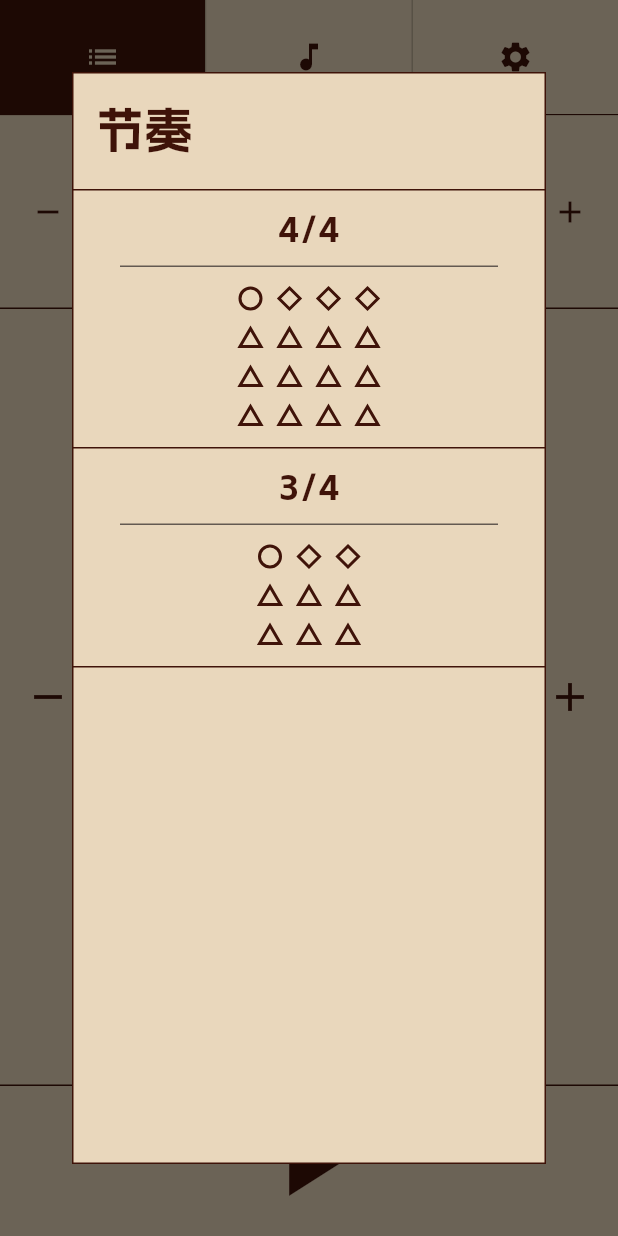
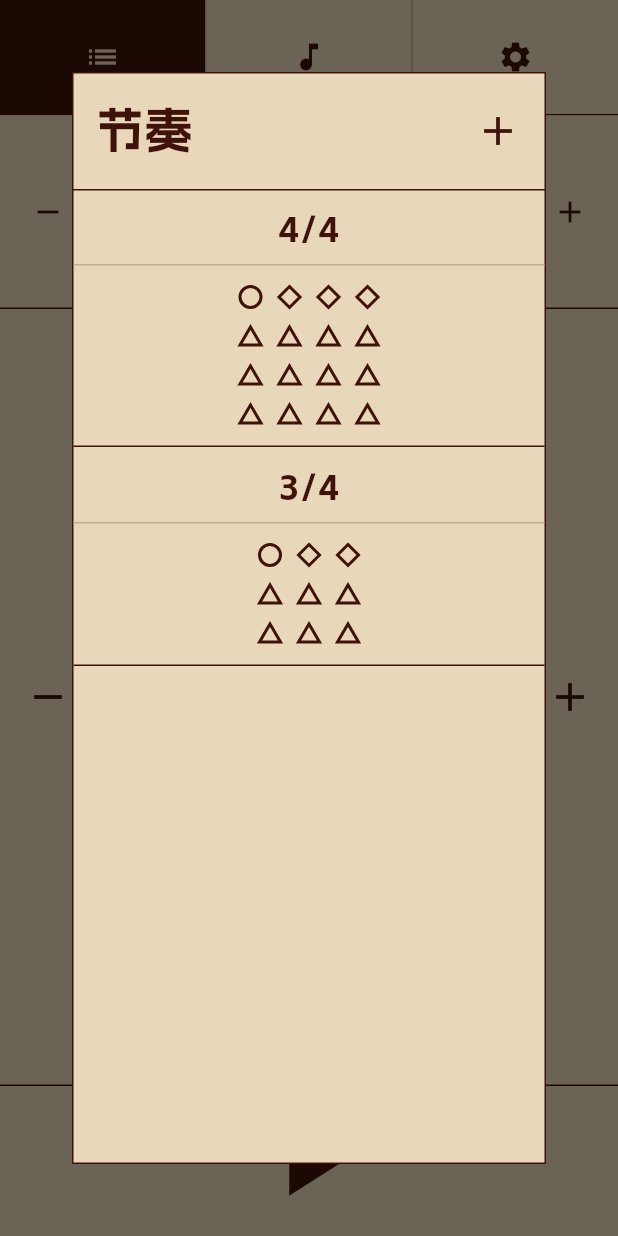
Before and after one commit to Prixii/meowtronome, a Flutter app: the screen it shows after launch, after a tap on the "add" icon, after a tap on the "list" icon, on a phone screen of 412 x 824 dp. Run offline on Flutter 3.47's test engine with Material 3 defaults, Android fonts, the phone set to English and light mode, and no system bars; our stand-ins replace freezed_annotation, shared_preferences; missing offline and left inert: flutter_soloud, window_manager; generated files the repository leaves out were written again; statements that could not run were skipped.

Commit message:
feat: ✨ 节奏型重命名

```diff
--- a/lib/core/metronome.dart
+++ b/lib/core/metronome.dart
@@ -16,9 +16,10 @@ class Metronome {
   Metronome() : _state = MetronomeState(), _scheduler = Scheduler();
 
   Future<void> init() async {
-    _state = MetronomeState.fromJson(
-      sharedPreferencesHelper.getJsonAndDecode('metronomeState'),
+    final json = sharedPreferencesHelper.getJsonAndDecode<Map<String, dynamic>>(
+      .metronomeState,
     );
+    _state = json == null ? MetronomeState() : MetronomeState.fromJson(json);
 
     if (_state.soundTypeMap.isEmpty) {
       _state = _state.copyWith(soundTypeMap: defaultSoundMap);
@@ -199,7 +200,7 @@ class Metronome {
 
   void saveState() {
     sharedPreferencesHelper.setString(
-      'metronomeState',
+      .metronomeState,
       jsonEncode(_state.toJson()),
     );
   }
--- a/lib/global.dart
+++ b/lib/global.dart
@@ -3,6 +3,9 @@ import 'package:meowtronome/core/enums.dart';
 import 'package:meowtronome/core/rhythm_pattern.dart';
 import 'package:meowtronome/gen/fonts.gen.dart';
 import 'package:meowtronome/ui/metronome/model.dart';
+import 'package:uuid/uuid.dart';
+
+final uuid = Uuid();
 
 final noteStyles = [
   NoteStyle(shape: NoteShape.circle, soundType: SoundType.type1),
--- a/lib/ui/components/modal_container.dart
+++ b/lib/ui/components/modal_container.dart
@@ -19,9 +19,29 @@ class ModalContainer extends StatelessWidget {
   Widget _buildNormal(BuildContext context) {
     return Padding(
       padding: LayoutHelper.getModalContainerPadding(context),
+      child: _buildModalContent(context),
+    );
+  }
+
+  Widget _buildWide(BuildContext context) {
+    return Row(
+      children: [
+        Expanded(
+          child: Padding(
+            padding: LayoutHelper.getModalContainerPadding(context),
+            child: _buildModalContent(context),
+          ),
+        ),
+        Expanded(child: Container()),
+      ],
+    );
+  }
+
+  Widget _buildModalContent(BuildContext context) {
+    return Material(
+      color: Theme.of(context).colorScheme.primaryContainer,
       child: DecoratedBox(
         decoration: BoxDecoration(
-          color: Theme.of(context).colorScheme.primaryContainer,
           border: Border.all(
             color: Theme.of(context).colorScheme.primary,
             width: 1,
@@ -31,27 +51,4 @@ class ModalContainer extends StatelessWidget {
       ),
     );
   }
-
-  Widget _buildWide(BuildContext context) {
-    return Row(
-      children: [
-        Expanded(child: Container()),
-        Expanded(
-          child: Padding(
-            padding: LayoutHelper.getModalContainerPadding(context),
-            child: DecoratedBox(
-              decoration: BoxDecoration(
-                color: Theme.of(context).colorScheme.primaryContainer,
-                border: Border.all(
-                  color: Theme.of(context).colorScheme.primary,
-                  width: 1,
-                ),
-              ),
-              child: child,
-            ),
-          ),
-        ),
-      ],
-    );
-  }
 }
--- a/lib/ui/pattern_selector/components/rhythm_pattern_item.dart
+++ b/lib/ui/pattern_selector/components/rhythm_pattern_item.dart
@@ -1,7 +1,9 @@
 import 'package:flutter/material.dart';
+import 'package:flutter/services.dart';
 import 'package:meowtronome/core/rhythm_pattern.dart';
 import 'package:meowtronome/global.dart';
 import 'package:meowtronome/ui/components/custom_divider.dart';
+import 'package:meowtronome/ui/components/custom_icon_button.dart';
 import 'package:meowtronome/ui/pattern_selector/components/rhythm_pattern_preview.dart';
 
 class RhythmPatternItem extends StatelessWidget {
@@ -10,34 +12,41 @@ class RhythmPatternItem extends StatelessWidget {
     required this.pattern,
     required this.uuid,
     this.onSelect,
+    this.onRename,
+    this.isSystemPattern = false,
   });
   final RhythmPattern pattern;
   final String uuid;
   final void Function()? onSelect;
-
+  final void Function(String newName)? onRename;
+  final bool isSystemPattern;
   @override
   Widget build(BuildContext context) {
-    return GestureDetector(
-      behavior: .opaque,
-      onTap: () => onSelect?.call(),
+    return Padding(
+      padding: const EdgeInsets.all(1.0),
+
       child: Column(
         mainAxisAlignment: .center,
         children: [
-          const SizedBox(height: 8),
-          Text(
-            pattern.name,
-            style: subtitleTextStyle.copyWith(
-              color: Theme.of(context).colorScheme.primary,
+          SizedBox(
+            height: 48,
+            child: RhythmPatternItemTitle(
+              isSystemPattern: isSystemPattern,
+              pattern: pattern,
+              onRename: onRename,
             ),
           ),
-          const SizedBox(height: 8),
           CustomDivider(
-            indent: 32,
-            endIndent: 32,
-            color: Theme.of(context).colorScheme.primaryFixedDim,
+            indent: 0,
+            endIndent: 0,
+            color: Theme.of(context).colorScheme.primaryFixed,
           ),
           const SizedBox(height: 8),
-          RhythmPatternPreview(pattern: pattern),
+          GestureDetector(
+            behavior: .opaque,
+            onTap: () => onSelect?.call(),
+            child: RhythmPatternPreview(pattern: pattern),
+          ),
           const SizedBox(height: 8),
           const CustomDivider(),
         ],
@@ -45,3 +54,118 @@ class RhythmPatternItem extends StatelessWidget {
     );
   }
 }
+
+class RhythmPatternItemTitle extends StatefulWidget {
+  const RhythmPatternItemTitle({
+    super.key,
+    required this.isSystemPattern,
+    required this.pattern,
+    this.onRename,
+  });
+
+  final bool isSystemPattern;
+  final RhythmPattern pattern;
+  final void Function(String newName)? onRename;
+
+  @override
+  State<RhythmPatternItemTitle> createState() => _RhythmPatternItemTitleState();
+}
+
+class _RhythmPatternItemTitleState extends State<RhythmPatternItemTitle> {
+  late final TextEditingController _controller;
+  var isEditing = false;
+  late final FocusNode _focusNode;
+
+  @override
+  initState() {
+    super.initState();
+    _controller = TextEditingController(text: widget.pattern.name);
+    _focusNode = FocusNode();
+    _focusNode.addListener(() {
+      if (!_focusNode.hasFocus && isEditing) {
+        setState(() => isEditing = false);
+        widget.onRename?.call(_controller.text);
+      }
+    });
+  }
+
+  @override
+  dispose() {
+    _controller.dispose();
+    _focusNode.dispose();
+    super.dispose();
+  }
+
+  @override
+  Widget build(BuildContext context) {
+    return Row(
+      children: [
+        SizedBox(
+          width: 48,
+          child: widget.isSystemPattern
+              ? null
+              : CustomIconButton(icon: Icons.edit, onTap: () => {}),
+        ),
+        widget.isSystemPattern
+            ? Container()
+            : CustomDivider(
+                vertical: true,
+                color: Theme.of(context).colorScheme.primaryFixed,
+              ),
+        Expanded(
+          child: isEditing
+              ? TextField(
+                  controller: _controller,
+                  autofocus: false,
+                  textAlign: .center,
+                  style: subtitleTextStyle.copyWith(
+                    color: Theme.of(context).colorScheme.primary,
+                  ),
+                  inputFormatters: [LengthLimitingTextInputFormatter(8)],
+                  focusNode: _focusNode,
+                  onSubmitted: (value) {
+                    setState(() => isEditing = false);
+                    widget.onRename?.call(value);
+                  },
+                  decoration: const InputDecoration(
+                    border: InputBorder.none,
+                    isDense: true,
+                    contentPadding: EdgeInsets.zero,
+                  ),
+                )
+              : GestureDetector(
+                  behavior: .opaque,
+                  onTap: () {
+                    setState(() => isEditing = true);
+                    _controller.text = widget.pattern.name;
+                    _controller.selection = TextSelection(
+                      baseOffset: 0,
+                      extentOffset: _controller.text.length,
+                    );
+                    _focusNode.requestFocus();
+                  },
+                  child: Text(
+                    widget.pattern.name,
+                    style: subtitleTextStyle.copyWith(
+                      color: Theme.of(context).colorScheme.primary,
+                    ),
+                    textAlign: .center,
+                  ),
+                ),
+        ),
+        widget.isSystemPattern
+            ? Container()
+            : CustomDivider(
+                vertical: true,
+                color: Theme.of(context).colorScheme.primaryFixed,
+              ),
+        SizedBox(
+          width: 48,
+          child: widget.isSystemPattern
+              ? null
+              : CustomIconButton(icon: Icons.delete, onTap: () => {}),
+        ),
+      ],
+    );
+  }
+}
--- a/lib/ui/pattern_selector/index.dart
+++ b/lib/ui/pattern_selector/index.dart
@@ -1,6 +1,7 @@
 import 'package:flutter/material.dart';
 import 'package:meowtronome/global.dart';
 import 'package:meowtronome/ui/components/custom_divider.dart';
+import 'package:meowtronome/ui/components/custom_icon_button.dart';
 import 'package:meowtronome/ui/components/modal_container.dart';
 import 'package:meowtronome/ui/layout_helper.dart';
 import 'package:meowtronome/ui/metronome/provider/metronome_notifier.dart';
@@ -35,7 +36,10 @@ class PatternSelectorBody extends StatelessWidget {
     return Column(
       crossAxisAlignment: .start,
       children: [
-        Padding(
+        Row(
+          children: [
+            Expanded(
+              child: Padding(
                 padding: LayoutHelper.getModalContainerTitlePadding(context),
                 child: Text(
                   '节奏',
@@ -45,13 +49,35 @@ class PatternSelectorBody extends StatelessWidget {
                   textAlign: .left,
                 ),
               ),
+            ),
+            Padding(
+              padding: LayoutHelper.getModalContainerTitlePadding(context),
+              child: CustomIconButton(
+                icon: Icons.add,
+                size: 32,
+                onTap: () => notifier.addPattern(metronomeNotifier.pattern),
+              ),
+            ),
+          ],
+        ),
         CustomDivider(),
         Expanded(
           child: SingleChildScrollView(
             child: Column(
               mainAxisSize: MainAxisSize.min,
               children: [
-                for (final patternEntry in notifier.getPatterns().entries)
+                for (final pattern in notifier.systemPatterns)
+                  RhythmPatternItem(
+                    pattern: pattern,
+                    uuid: pattern.name,
+                    isSystemPattern: true,
+                    onSelect: () {
+                      metronomeNotifier.setPattern(pattern);
+                      Navigator.pop(context);
+                    },
+                  ),
+                ...[
+                  for (final patternEntry in notifier.userPatterns.entries)
                     RhythmPatternItem(
                       pattern: patternEntry.value,
                       uuid: patternEntry.key,
@@ -59,7 +85,10 @@ class PatternSelectorBody extends StatelessWidget {
                         metronomeNotifier.setPattern(patternEntry.value);
                         Navigator.pop(context);
                       },
+                      onRename: (newName) =>
+                          notifier.renamePattern(patternEntry.key, newName),
                     ),
+                ],
               ],
             ),
           ),
--- a/lib/ui/pattern_selector/provider/pattern_selector_notifier.dart
+++ b/lib/ui/pattern_selector/provider/pattern_selector_notifier.dart
@@ -1,24 +1,68 @@
+import 'dart:convert';
+
 import 'package:flutter/material.dart';
 import 'package:meowtronome/core/rhythm_pattern.dart';
 import 'package:meowtronome/global.dart';
 import 'package:meowtronome/ui/pattern_selector/provider/pattern_selector_state.dart';
+import 'package:meowtronome/ui/shared_preferences_helper.dart';
 
 class PatternSelectorNotifier extends ChangeNotifier {
   var _state = PatternSelectorState();
 
   PatternSelectorNotifier() {
+    final raw = sharedPreferencesHelper.getJsonAndDecode<Map<String, dynamic>>(
+      .userPatterns,
+    );
+    final userPatterns =
+        raw?.map(
+          (id, json) => MapEntry(
+            id,
+            RhythmPattern.fromJson(Map<String, dynamic>.from(json as Map)),
+          ),
+        ) ??
+        {};
     _state = _state.copyWith(
       systemPatterns: systemRhythmPatterns,
-      userPatterns: {},
+      userPatterns: userPatterns,
     );
   }
 
-  Map<String, RhythmPattern> getPatterns() {
-    Map<String, RhythmPattern> patterns = {};
-    for (final pattern in _state.systemPatterns) {
-      patterns[pattern.name] = pattern;
-    }
-    patterns.addAll(_state.userPatterns);
-    return patterns;
+  void addPattern(RhythmPattern pattern) {
+    String patternUuid = uuid.v4();
+
+    _state = _state.copyWith(
+      userPatterns: {
+        ..._state.userPatterns,
+        patternUuid: pattern.copyWith(name: '新预设'),
+      },
+    );
+
+    _saveUserPatterns();
+    notifyListeners();
   }
+
+  void renamePattern(String patternUuid, String newName) {
+    _state = _state.copyWith(
+      userPatterns: {
+        ..._state.userPatterns,
+        patternUuid: _state.userPatterns[patternUuid]!.copyWith(name: newName),
+      },
+    );
+    _saveUserPatterns();
+    notifyListeners();
+  }
+
+  void _saveUserPatterns() {
+    sharedPreferencesHelper.setString(
+      .userPatterns,
+      jsonEncode(
+        _state.userPatterns.map(
+          (id, pattern) => MapEntry(id, pattern.toJson()),
+        ),
+      ),
+    );
+  }
+
+  Map<String, RhythmPattern> get userPatterns => _state.userPatterns;
+  List<RhythmPattern> get systemPatterns => _state.systemPatterns;
 }
--- a/lib/ui/shared_preferences_helper.dart
+++ b/lib/ui/shared_preferences_helper.dart
@@ -4,15 +4,23 @@ import 'package:shared_preferences/shared_preferences.dart';
 
 final sharedPreferencesHelper = SharedPreferencesHelper();
 
+enum SharedPreferencesKeys { metronomeState, userPatterns }
+
 class SharedPreferencesHelper {
   late final SharedPreferences prefs;
+
+  static const keys = {};
 
   Future<void> init() async {
     prefs = await SharedPreferences.getInstance();
   }
 
-  dynamic getJsonAndDecode(String key) =>
-      jsonDecode(prefs.getString(key) ?? '{}');
+  T? getJsonAndDecode<T>(SharedPreferencesKeys key) {
+    final rawJson = prefs.getString(key.name);
+    if (rawJson == null || rawJson.isEmpty) return null;
+    return jsonDecode(rawJson) as T;
+  }
 
-  void setString(String key, String value) => prefs.setString(key, value);
+  void setString(SharedPreferencesKeys key, String value) =>
+      prefs.setString(key.name, value);
 }
```
Lines whose indentation alone changed are shown as unchanged.
